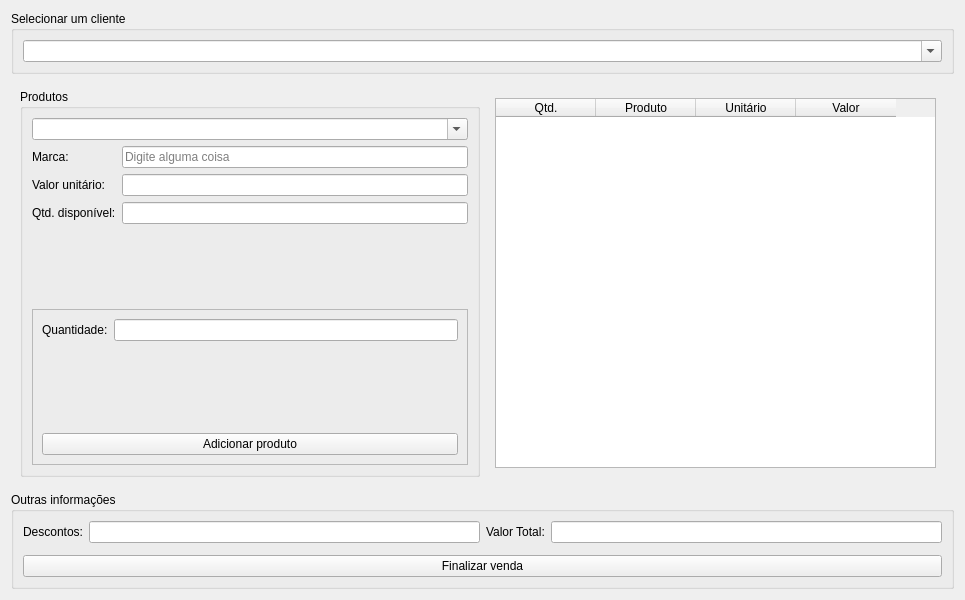
Qt form ui/ui_novavenda.ui (adaiasreis/Projeto-MatCon) before a commit.
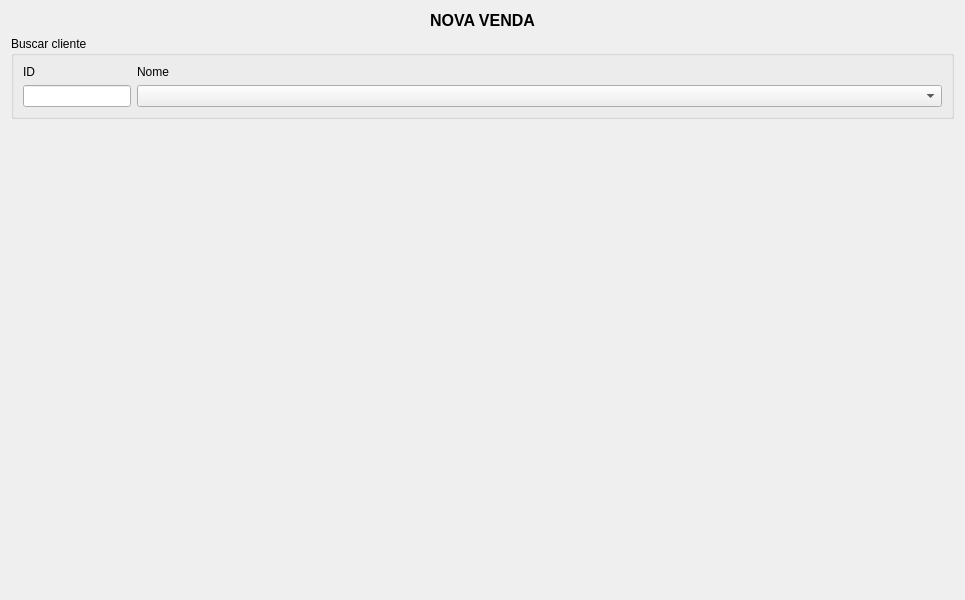
The same form after that commit.

Commit message: reescrevendo a ui vendas

```diff
--- a/ui/ui_novavenda.ui
+++ b/ui/ui_novavenda.ui
@@ -20,6 +20,29 @@
    <bool>false</bool>
   </property>
   <layout class="QVBoxLayout" name="verticalLayout">
+   <item>
+    <widget class="QLabel" name="label">
+     <property name="sizePolicy">
+      <sizepolicy hsizetype="Preferred" vsizetype="Fixed">
+       <horstretch>0</horstretch>
+       <verstretch>0</verstretch>
+      </sizepolicy>
+     </property>
+     <property name="font">
+      <font>
+       <pointsize>12</pointsize>
+       <weight>75</weight>
+       <bold>true</bold>
+      </font>
+     </property>
+     <property name="text">
+      <string>NOVA VENDA</string>
+     </property>
+     <property name="alignment">
+      <set>Qt::AlignHCenter|Qt::AlignTop</set>
+     </property>
+    </widget>
+   </item>
    <item>
     <widget class="QGroupBox" name="groupBox">
      <property name="sizePolicy">
@@ -29,203 +52,52 @@
       </sizepolicy>
      </property>
      <property name="title">
-      <string>Selecionar um cliente</string>
+      <string>Buscar cliente</string>
      </property>
-     <layout class="QVBoxLayout" name="verticalLayout_2">
-      <item>
-       <widget class="QComboBox" name="combo_clientes">
-        <property name="editable">
-         <bool>true</bool>
-        </property>
-        <property name="currentText">
-         <string/>
-        </property>
-        <property name="currentIndex">
-         <number>-1</number>
-        </property>
-        <property name="placeholderText">
-         <string>Busque pelo código ou pelo nome</string>
-        </property>
-        <property name="duplicatesEnabled">
-         <bool>false</bool>
-        </property>
-        <property name="frame">
-         <bool>true</bool>
-        </property>
-       </widget>
-      </item>
-     </layout>
-    </widget>
-   </item>
-   <item>
-    <widget class="QWidget" name="widget" native="true">
      <layout class="QHBoxLayout" name="horizontalLayout">
       <item>
-       <widget class="QGroupBox" name="groupBox_2">
-        <property name="title">
-         <string>Produtos</string>
-        </property>
-        <layout class="QVBoxLayout" name="verticalLayout_4">
-         <item>
-          <widget class="QComboBox" name="combo_produtos">
-           <property name="editable">
-            <bool>true</bool>
-           </property>
-           <property name="placeholderText">
-            <string/>
-           </property>
-          </widget>
-         </item>
-         <item>
-          <layout class="QFormLayout" name="formLayout">
-           <item row="0" column="0">
-            <widget class="QLabel" name="label">
-             <property name="text">
-              <string>Marca:</string>
-             </property>
-            </widget>
-           </item>
-           <item row="1" column="0">
-            <widget class="QLabel" name="label_2">
-             <property name="text">
-              <string>Valor unitário:</string>
-             </property>
-            </widget>
-           </item>
-           <item row="2" column="0">
-            <widget class="QLabel" name="label_3">
-             <property name="text">
-              <string>Qtd. disponível:</string>
-             </property>
-            </widget>
-           </item>
-           <item row="0" column="1">
-            <widget class="QLineEdit" name="lineEdit">
-             <property name="placeholderText">
-              <string>Digite alguma coisa</string>
-             </property>
-            </widget>
-           </item>
-           <item row="1" column="1">
-            <widget class="QLineEdit" name="lineEdit_2"/>
-           </item>
-           <item row="2" column="1">
-            <widget class="QLineEdit" name="lineEdit_3"/>
-           </item>
-          </layout>
-         </item>
-         <item>
-          <widget class="QFrame" name="frame">
-           <property name="frameShape">
-            <enum>QFrame::StyledPanel</enum>
-           </property>
-           <property name="frameShadow">
-            <enum>QFrame::Raised</enum>
-           </property>
-           <layout class="QVBoxLayout" name="verticalLayout_3">
-            <item>
-             <layout class="QFormLayout" name="formLayout_2">
-              <item row="0" column="0">
-               <widget class="QLabel" name="label_4">
-                <property name="text">
-                 <string>Quantidade:</string>
-                </property>
-               </widget>
-              </item>
-              <item row="0" column="1">
-               <widget class="QLineEdit" name="lineEdit_4"/>
-              </item>
-             </layout>
-            </item>
-            <item>
-             <widget class="QPushButton" name="pushButton">
-              <property name="text">
-               <string>Adicionar produto</string>
-              </property>
-             </widget>
-            </item>
-           </layout>
-          </widget>
-         </item>
-        </layout>
-       </widget>
-      </item>
-      <item>
-       <widget class="QWidget" name="widget_2" native="true">
-        <layout class="QHBoxLayout" name="horizontalLayout_2">
-         <item>
-          <widget class="QTableWidget" name="tableWidget">
-           <column>
-            <property name="text">
-             <string>Qtd.</string>
-            </property>
-           </column>
-           <column>
-            <property name="text">
-             <string>Produto</string>
-            </property>
-           </column>
-           <column>
-            <property name="text">
-             <string>Unitário</string>
-            </property>
-           </column>
-           <column>
-            <property name="text">
-             <string>Valor</string>
-            </property>
-           </column>
-          </widget>
-         </item>
-        </layout>
-       </widget>
-      </item>
-     </layout>
-    </widget>
-   </item>
-   <item>
-    <widget class="QGroupBox" name="groupBox_3">
-     <property name="title">
-      <string>Outras informações</string>
-     </property>
-     <layout class="QVBoxLayout" name="verticalLayout_5">
-      <item>
        <layout class="QGridLayout" name="gridLayout">
-        <item row="0" column="1">
-         <widget class="QLineEdit" name="lineEdit_5"/>
-        </item>
         <item row="0" column="0">
-         <widget class="QLabel" name="label_5">
+         <widget class="QLabel" name="label_2">
+          <property name="sizePolicy">
+           <sizepolicy hsizetype="Fixed" vsizetype="Preferred">
+            <horstretch>0</horstretch>
+            <verstretch>0</verstretch>
+           </sizepolicy>
+          </property>
           <property name="text">
-           <string>Descontos:</string>
+           <string>ID</string>
           </property>
          </widget>
         </item>
-        <item row="0" column="2">
-         <widget class="QLabel" name="label_6">
-          <property name="text">
-           <string>Valor Total:</string>
+        <item row="1" column="0">
+         <widget class="QLineEdit" name="lineEdit">
+          <property name="sizePolicy">
+           <sizepolicy hsizetype="Fixed" vsizetype="Fixed">
+            <horstretch>0</horstretch>
+            <verstretch>0</verstretch>
+           </sizepolicy>
           </property>
          </widget>
         </item>
-        <item row="0" column="3">
-         <widget class="QLineEdit" name="lineEdit_6"/>
+        <item row="1" column="1">
+         <widget class="QComboBox" name="combo_clientes"/>
+        </item>
+        <item row="0" column="1">
+         <widget class="QLabel" name="label_3">
+          <property name="text">
+           <string>Nome</string>
+          </property>
+         </widget>
         </item>
        </layout>
       </item>
-      <item>
-       <widget class="QWidget" name="widget_3" native="true"/>
-      </item>
-      <item>
-       <widget class="QPushButton" name="pushButton_2">
-        <property name="text">
-         <string>Finalizar venda</string>
-        </property>
-       </widget>
-      </item>
      </layout>
     </widget>
    </item>
+   <item>
+    <widget class="QWidget" name="widget" native="true"/>
+   </item>
   </layout>
  </widget>
  <resources/>
```
The commit also changes 6 other files.
